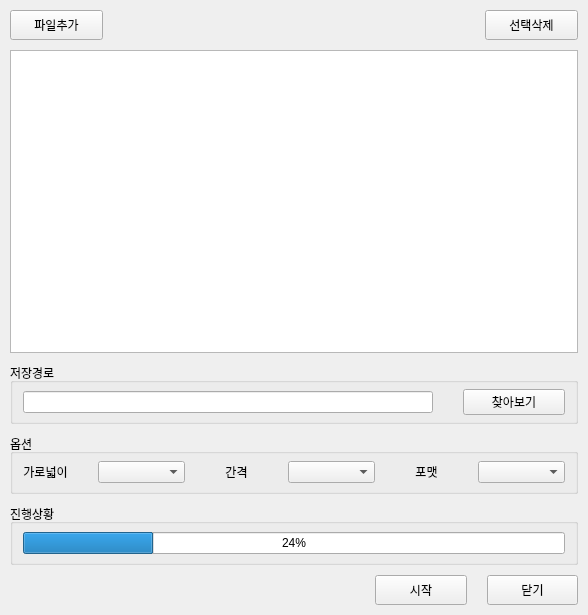
FactoryYadon/pygame_practice, file tkinter_study_with_pyqt/form/main_form.ui: the form before one commit.
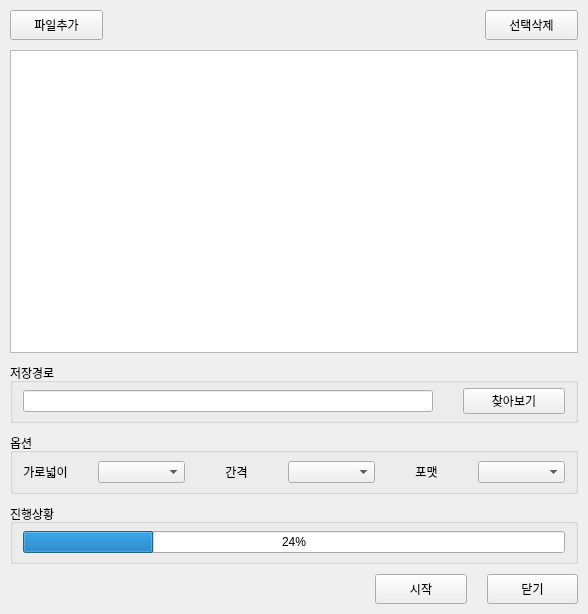
The form after the commit.

Patch:
```diff
--- a/tkinter_study_with_pyqt/form/main_form.ui
+++ b/tkinter_study_with_pyqt/form/main_form.ui
@@ -7,7 +7,7 @@
     <x>0</x>
     <y>0</y>
     <width>588</width>
-    <height>615</height>
+    <height>614</height>
    </rect>
   </property>
   <property name="windowTitle">
```
Left out of the diff: 8 changed lines with no effect on the pictures.
